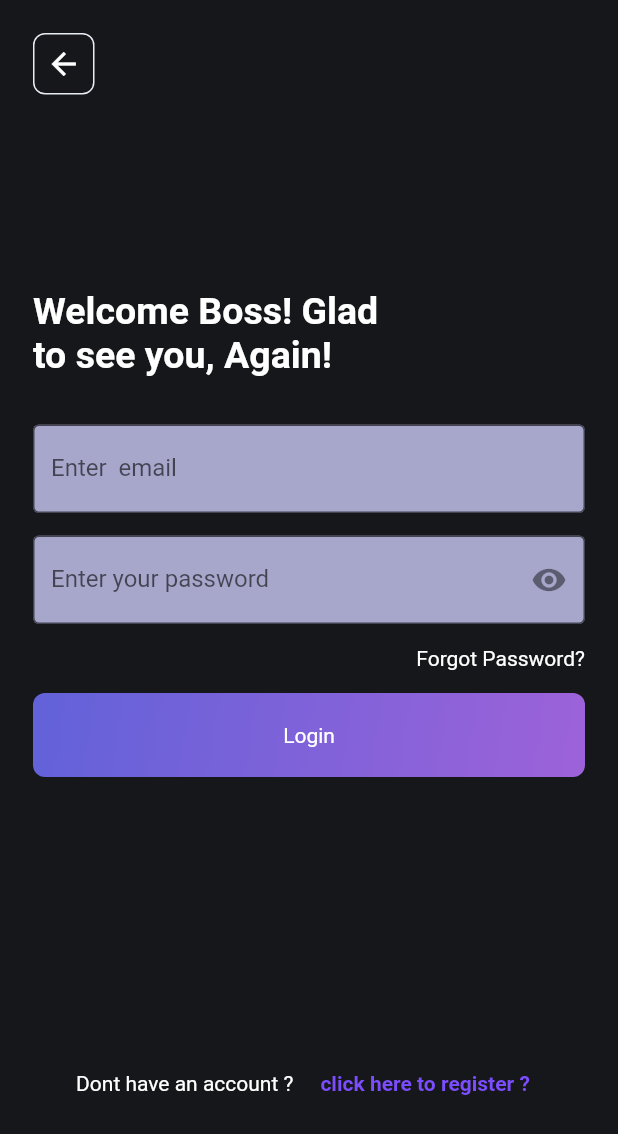
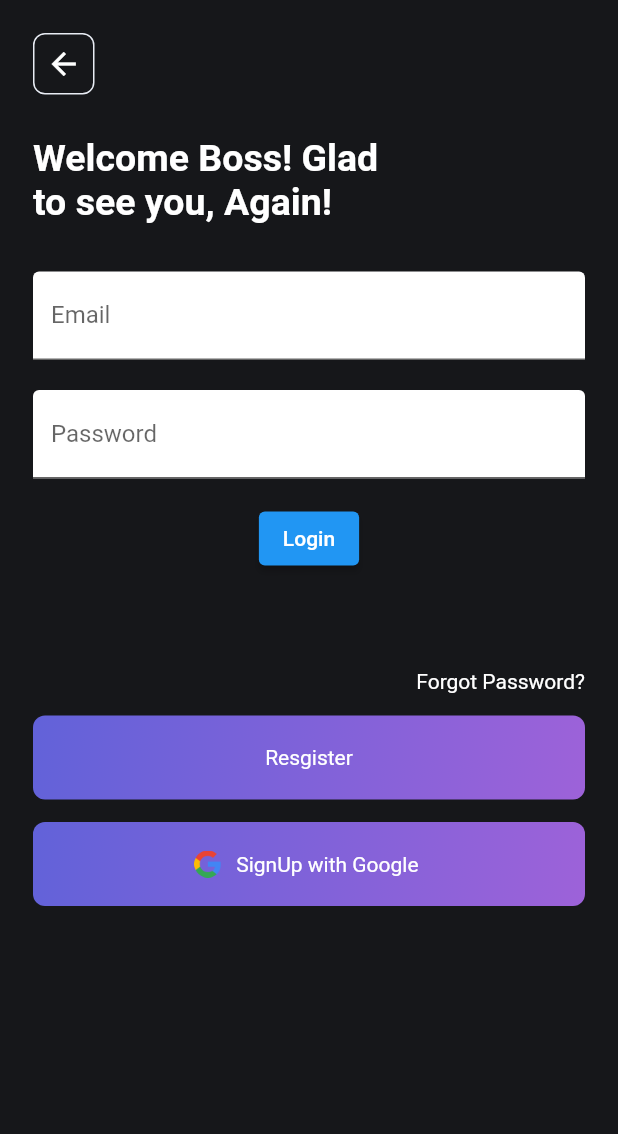
Before and after one commit to samstickkz/projectMain, a Flutter app: the LoginPage screen opened directly, on a phone screen of 412 x 824 dp. Shown: the top 1134 px of the screen. Run offline on Flutter 3.47's test engine with Material 2 defaults, Android fonts, the phone set to English and light mode, and no system bars; our stand-ins replace animated_splash_screen, firebase_auth, firebase_core, flutter_credit_card, flutter_hex_color, google_nav_bar and 4 more; accounts and stored records are empty; network calls fail.

Commit message:
login Auth fix

```diff
--- a/project/lib/authentication/authPage.dart
+++ b/project/lib/authentication/authPage.dart
@@ -1,7 +1,7 @@
 // import 'package:flutter/material.dart';
 // import 'package:project/authentication/register.dart';
 //
-// import 'login.dart';
+// import 'login_main.dart';
 //
 // class AuthPage extends StatefulWidget {
 //   const AuthPage({Key? key}) : super(key: key);
--- a/project/lib/authentication/login.dart
+++ /dev/null
@@ -1,228 +0,0 @@
-import 'package:firebase_auth/firebase_auth.dart';
-import 'package:flutter/material.dart';
-import 'package:flutter_hex_color/flutter_hex_color.dart';
-import 'package:project/authentication/register.dart';
-import 'package:project/screens/login_register_page.dart';
-
-import '../screens/second_route.dart';
-import '../wallet/wallet_dashboard.dart';
-
-class LoginPage extends StatefulWidget {
-  // final VoidCallback showRegisterPage;
-  // const LoginPage({Key? key, required this.showRegisterPage,}) : super(key: key);
-
-  @override
-  State<LoginPage> createState() => _LoginPageState();
-}
-
-class _LoginPageState extends State<LoginPage> {
-  // final _emailcontroller = TextEditingController();
-  // final _passwordcontroller = TextEditingController();
-  //
-  // Future signIn() async{
-  //   await FirebaseAuth.instance.signInWithEmailAndPassword(
-  //       email: _emailcontroller.text.trim(),
-  //       password: _passwordcontroller.text.trim()
-  //   );
-  //
-  // }
-  //
-  // @override
-  // void dispose(){
-  //   super.dispose();
-  //   _passwordcontroller.dispose();
-  //   _emailcontroller.dispose();
-  // }
-  @override
-  Widget build(BuildContext context) {
-    return Scaffold(
-      backgroundColor: HexColor('16171A'),
-      body: SafeArea(
-        child: Padding(
-          padding: const EdgeInsets.all(22.0),
-          child: SingleChildScrollView(
-            child: Column(
-              children: [
-                Row(
-                  children: [
-                    GestureDetector(
-                      onTap: () {
-                        Navigator.push(
-                            context,
-                            MaterialPageRoute(
-                                builder: (context) => const HomePage()));
-                      },
-                      child: Container(
-                        height: 41,
-                        width: 41,
-                        decoration: BoxDecoration(
-                            borderRadius: BorderRadius.circular(8),
-                            border: Border.all(color: HexColor('E8ECF4'))),
-                        child: const Icon(
-                          Icons.arrow_back,
-                          color: Colors.white,
-                        ),
-                      ),
-                    ),
-                  ],
-                ),
-
-                const SizedBox(
-                  height: 130,
-                ),
-
-                Row(
-                  children: [
-                    Column(
-                      crossAxisAlignment: CrossAxisAlignment.start,
-                      children: const [
-                        Text(
-                          'Welcome Boss! Glad',
-                          style: TextStyle(
-                              fontWeight: FontWeight.bold,
-                              fontSize: 25,
-                              color: Colors.white),
-                        ),
-                        Text(
-                          'to see you, Again!',
-                          style: TextStyle(
-                            color: Colors.white,
-                            fontWeight: FontWeight.bold,
-                            fontSize: 25,
-                          ),
-                        ),
-                      ],
-                    ),
-                  ],
-                ),
-
-                const SizedBox(
-                  height: 32,
-                ),
-
-                TextField(
-                  // controller: _emailcontroller,
-                  decoration: InputDecoration(
-                    fillColor: HexColor('A7A7CC'),
-                    filled: true,
-                    labelText: 'Enter  email',
-                    border: const OutlineInputBorder(
-
-                    ),
-                  ),
-                ),
-
-                const SizedBox(
-                  height: 15,
-                ),
-
-                TextField(
-
-                  obscureText: true,
-                  // controller: _passwordcontroller,
-
-                  decoration: InputDecoration(
-                    fillColor: HexColor('A7A7CC'),
-                    filled: true,
-                    labelText: 'Enter your password',
-                    border: const OutlineInputBorder(),
-                    suffixIcon: const Icon(Icons.remove_red_eye_sharp),
-                  ),
-                ),
-                const SizedBox(
-                  height: 15,
-                ),
-
-                Row(
-                  mainAxisAlignment: MainAxisAlignment.end,
-                  children: [
-                    Text(
-                      'Forgot Password?',
-                      style: TextStyle(
-                        color: Colors.white,
-                      ),
-                    ),
-                  ],
-                ),
-
-                SizedBox(
-                  height: 15,
-                ),
-                GestureDetector(
-                  onTap: () {
-                    Navigator.push(
-                      context,
-                      MaterialPageRoute(
-                        builder: (context) => const SecondRoute(),),
-                    );
-                  },
-                  // onTap: signIn,
-                  child: Container(
-                    width: double.infinity,
-                    height: 56,
-                    decoration: BoxDecoration(
-                      gradient: LinearGradient(
-                          begin: Alignment.topLeft,
-                          end: Alignment.bottomRight,
-                          colors: [
-                            HexColor('6262D9'),
-                            HexColor('9D62D9'),
-                          ]),
-
-                      // color: HexColor('1E232C'),
-                      borderRadius: BorderRadius.circular(8),
-                    ),
-                    child: const Center(
-                        child: Text(
-                      'Login',
-                      style: TextStyle(color: Colors.white),
-                    )),
-                  ),
-                ),
-
-
-                SizedBox(
-                  height: 180,
-                ),
-                Row(
-
-
-                  mainAxisAlignment: MainAxisAlignment.center,
-                  children: [
-                    Text(
-                      'Dont have an account ?',
-                      style: TextStyle(
-                        color: Colors.white,
-                        fontSize: 14,
-                      ),
-                    ),
-                    SizedBox(
-                      width: 10,
-                    ),
-                    TextButton(
-                      onPressed: () {
-                        Navigator.push(
-                          context,
-                          MaterialPageRoute(
-                            builder: (context) =>  RegisterPage(),),
-                        );
-                      },
-                      child: Text(
-                        'click here to register ?',
-                        style: TextStyle(
-                          color: Colors.deepPurpleAccent,
-                          fontWeight: FontWeight.bold,
-                          fontSize: 14,
-                        ),
-                      ),
-                    ),
-                  ],
-                ),
-              ],
-            ),
-          ),
-        ),
-      ),
-    );
-  }
-}
--- /dev/null
+++ b/project/lib/authentication/login_main.dart
@@ -0,0 +1,444 @@
+import 'package:flutter/material.dart';
+import 'package:firebase_auth/firebase_auth.dart';
+import 'package:flutter_hex_color/flutter_hex_color.dart';
+import 'package:project/authentication/register.dart';
+
+import '../screens/login_register_page.dart';
+import '../screens/second_route.dart';
+import '../wallet/wallet_dashboard.dart';
+
+class LoginPage extends StatefulWidget {
+  @override
+  _LoginPageState createState() => _LoginPageState();
+}
+
+class _LoginPageState extends State<LoginPage> {
+  final _formKey = GlobalKey<FormState>();
+  final _emailController = TextEditingController();
+  final _passwordController = TextEditingController();
+  bool _isLoading = false;
+  String _errorMessage = '';
+
+  Future<void> _login() async {
+    setState(() {
+      _isLoading = true;
+      _errorMessage = 'we are trying to sign you in baby';
+    });
+
+    try {
+      UserCredential userCredential =
+      await FirebaseAuth.instance.signInWithEmailAndPassword(
+        email: _emailController.text.trim(),
+        password: _passwordController.text.trim(),
+      );
+
+      // user is logged in
+      print('User ${userCredential.user?.email} is logged in');
+
+      // Navigate to the home page
+      Navigator.push(
+        context,
+        MaterialPageRoute(builder: (context) => SecondRoute()),
+      );
+    } on FirebaseAuthException catch (e) {
+      if (e.code == 'user-not-found') {
+        _errorMessage = 'Egbon, goan create an app joh.';
+      } else if (e.code == 'wrong-password') {
+        _errorMessage = 'shey you no know your password ni ?';
+      } else {
+        _errorMessage = e.message!;
+      }
+    } catch (e) {
+      _errorMessage = e.toString();
+    }
+
+    setState(() {
+      _isLoading = false;
+    });
+  }
+
+  @override
+  Widget build(BuildContext context) {
+    return Scaffold(
+      backgroundColor: HexColor('16171A'),
+      body: SafeArea(
+        child: Padding(
+          padding: const EdgeInsets.all(22.0),
+          child: SingleChildScrollView(
+            child: Column(
+
+              children: [
+                Row(
+                  children: [
+                    GestureDetector(
+                      onTap: () {
+                        Navigator.push(context, MaterialPageRoute(builder: (context) => const HomePage()) );
+                      },
+                      child: Container(
+                        height: 41,
+                        width: 41,
+                        decoration: BoxDecoration(
+                            borderRadius: BorderRadius.circular(8),
+                            border: Border.all(color: HexColor('E8ECF4'))
+                        ),
+                        child: const Icon(Icons.arrow_back, color: Colors.white,),
+                      ),
+                    ),
+                  ],
+                ),
+
+                const SizedBox(height: 28,),
+
+                Row(
+                  children: [
+                    Column(
+                      crossAxisAlignment: CrossAxisAlignment.start,
+                      children: const [
+                        Text(
+                          'Welcome Boss! Glad',
+                          style: TextStyle(
+                              fontWeight: FontWeight.bold,
+                              fontSize: 25,
+                              color: Colors.white),
+                        ),
+                        Text(
+                          'to see you, Again!',
+                          style: TextStyle(
+                            color: Colors.white,
+                            fontWeight: FontWeight.bold,
+                            fontSize: 25,
+                          ),
+                        ),
+                      ],
+                    ),
+                  ],
+                ),
+
+                const SizedBox(
+                  height: 32,
+                ),
+
+                Form(
+                  key: _formKey,
+                  child:
+
+                  Column(
+                    mainAxisAlignment: MainAxisAlignment.center,
+                    children: <Widget>[
+                      TextFormField(
+
+                        controller: _emailController,
+                        keyboardType: TextInputType.emailAddress,
+                        decoration: InputDecoration(
+                          filled: true,
+                          fillColor: Colors.white,
+
+                          labelText: 'Email',
+                          hintText: 'Enter your email',
+                        ),
+                        validator: (value) {
+                          if (value?.isEmpty ?? true) {
+                            return 'Email is required';
+                          }
+                          return null;
+                        },
+                      ),
+
+                      SizedBox(height: 20,),
+                      TextFormField(
+                        controller: _passwordController,
+                        obscureText: true,
+                        decoration: InputDecoration(
+                          filled: true,
+                          fillColor: Colors.white,
+                          labelText: 'Password',
+                          hintText: 'Enter your password',
+                        ),
+                        validator: (value) {
+                          if (value?.isEmpty ?? true) {
+
+                          }
+                          return null;
+                        },
+                      ),
+                      SizedBox(height: 16.0),
+                      if (_isLoading)
+                        CircularProgressIndicator()
+                      else
+                        ElevatedButton(
+                          onPressed: () {
+                            if (_formKey.currentState?.validate() ?? false) {
+                              _login();
+                            }
+                          },
+                          child: Text('Login'),
+                        ),
+                      if (_errorMessage != null)
+                        Padding(
+                          padding: const EdgeInsets.symmetric(vertical: 16.0),
+                          child: Text(
+                            _errorMessage,
+                            style: TextStyle(color: Colors.red),
+                          ),
+                        ),
+                    ],
+                  ),
+                ),
+
+                const SizedBox(
+                  height: 15,
+                ),
+
+                Row(
+                  mainAxisAlignment: MainAxisAlignment.end,
+                  children: [
+                    Text(
+                      'Forgot Password?',
+                      style: TextStyle(
+                        color: Colors.white,
+                      ),
+                    ),
+                  ],
+                ),
+
+                SizedBox(
+                  height: 15,
+                ),
+                GestureDetector(
+                  // onTap: signIn,
+                  child: Container(
+                    width: double.infinity,
+                    height: 56,
+                    decoration: BoxDecoration(
+                      gradient: LinearGradient(
+                          begin: Alignment.topLeft,
+                          end: Alignment.bottomRight,
+                          colors: [
+                            HexColor('6262D9'),
+                            HexColor('9D62D9'),
+                          ]),
+
+                      // color: HexColor('1E232C'),
+                      borderRadius: BorderRadius.circular(8),
+                    ),
+                    child: const Center(
+                        child: Text(
+                          'Resgister',
+                          style: TextStyle(color: Colors.white),
+                        )),
+                  ),
+                ),
+                SizedBox(
+                  height: 15,
+                ),
+                GestureDetector(
+                  // onTap: signIn,
+                  child: Container(
+                    width: double.infinity,
+                    height: 56,
+                    decoration: BoxDecoration(
+                      gradient: LinearGradient(
+                          begin: Alignment.topLeft,
+                          end: Alignment.bottomRight,
+                          colors: [
+                            HexColor('6262D9'),
+                            HexColor('9D62D9'),
+                          ]),
+
+                      // color: HexColor('1E232C'),
+                      borderRadius: BorderRadius.circular(8),
+                    ),
+                    child:  Center(
+                        child: Row(
+                          mainAxisAlignment: MainAxisAlignment.center,
+                          children: [
+                            Image.asset('images/Google.png',width: 18,height: 18,),
+                            SizedBox(width: 10,),
+                            Text(
+                              'SignUp with Google ',
+                              style: TextStyle(color: Colors.white),
+                            ),
+                          ],
+                        )),
+                  ),
+                ),
+
+
+                SizedBox(
+                  height: 180,
+                ),
+                Row(
+
+
+                  mainAxisAlignment: MainAxisAlignment.center,
+                  children: [
+                    Text(
+                      'Dont have an account ?',
+                      style: TextStyle(
+                        color: Colors.white,
+                        fontSize: 14,
+                      ),
+                    ),
+                    SizedBox(
+                      width: 10,
+                    ),
+                    TextButton(
+                      onPressed: () {
+                        Navigator.push(
+                          context,
+                          MaterialPageRoute(
+                            builder: (context) =>  RegisterPage(),),
+                        );
+                      },
+                      child: Text(
+                        'click here to register ?',
+                        style: TextStyle(
+                          color: Colors.deepPurpleAccent,
+                          fontWeight: FontWeight.bold,
+                          fontSize: 14,
+                        ),
+                      ),
+                    ),
+                  ],
+                ),
+              ],
+
+            ),
+          ),
+        ),
+      ),
+    );
+  }
+}
+
+
+
+// import 'package:flutter/material.dart';
+// import 'package:firebase_auth/firebase_auth.dart';
+//
+// import '../screens/second_route.dart';
+// import '../wallet/wallet_dashboard.dart';
+//
+// class LoginPage extends StatefulWidget {
+//   @override
+//   _LoginPageState createState() => _LoginPageState();
+// }
+//
+// class _LoginPageState extends State<LoginPage> {
+//   final _formKey = GlobalKey<FormState>();
+//   final _emailController = TextEditingController();
+//   final _passwordController = TextEditingController();
+//   bool _isLoading = false;
+//   String _errorMessage = '';
+//
+//   Future<void> _login() async {
+//     setState(() {
+//       _isLoading = true;
+//       _errorMessage = 'we are trying to sign you in baby';
+//     });
+//
+//     try {
+//       UserCredential userCredential =
+//       await FirebaseAuth.instance.signInWithEmailAndPassword(
+//         email: _emailController.text.trim(),
+//         password: _passwordController.text.trim(),
+//       );
+//
+//       // user is logged in
+//       print('User ${userCredential.user?.email} is logged in');
+//
+//       // Navigate to the home page
+//       Navigator.push(
+//         context,
+//         MaterialPageRoute(builder: (context) => SecondRoute()),
+//       );
+//     } on FirebaseAuthException catch (e) {
+//       if (e.code == 'user-not-found') {
+//         _errorMessage = 'Egbon, goan create an app joh.';
+//       } else if (e.code == 'wrong-password') {
+//         _errorMessage = 'shey you no know your password ni ?';
+//       } else {
+//         _errorMessage = e.message!;
+//       }
+//     } catch (e) {
+//       _errorMessage = e.toString();
+//     }
+//
+//     setState(() {
+//       _isLoading = false;
+//     });
+//   }
+//
+//   @override
+//   Widget build(BuildContext context) {
+//     return Scaffold(
+//
+//       body:
+//       Center(
+//         child: Padding(
+//           padding: const EdgeInsets.all(16.0),
+//           child:
+//           Form(
+//             key: _formKey,
+//             child:
+//
+//             Column(
+//               mainAxisAlignment: MainAxisAlignment.center,
+//               children: <Widget>[
+//                 TextFormField(
+//                   controller: _emailController,
+//                   keyboardType: TextInputType.emailAddress,
+//                   decoration: InputDecoration(
+//                     labelText: 'Email',
+//                     hintText: 'Enter your email',
+//                   ),
+//                   validator: (value) {
+//                     if (value?.isEmpty ?? true) {
+//                       return 'Email is required';
+//                     }
+//                     return null;
+//                   },
+//                 ),
+//                 TextFormField(
+//                   controller: _passwordController,
+//                   obscureText: true,
+//                   decoration: InputDecoration(
+//                     labelText: 'Password',
+//                     hintText: 'Enter your password',
+//                   ),
+//                   validator: (value) {
+//                     if (value?.isEmpty ?? true) {
+//
+//                     }
+//                     return null;
+//                   },
+//                 ),
+//                 SizedBox(height: 16.0),
+//                 if (_isLoading)
+//                   CircularProgressIndicator()
+//                 else
+//                   ElevatedButton(
+//                     onPressed: () {
+//                       if (_formKey.currentState?.validate() ?? false) {
+//                         _login();
+//                       }
+//                     },
+//                     child: Text('Login'),
+//                   ),
+//                 if (_errorMessage != null)
+//                   Padding(
+//                     padding: const EdgeInsets.symmetric(vertical: 16.0),
+//                     child: Text(
+//                       _errorMessage,
+//                       style: TextStyle(color: Colors.red),
+//                     ),
+//                   ),
+//               ],
+//             ),
+//           ),
+//         ),
+//       ),
+//     );
+//   }
+// }
+//
--- a/project/lib/button/button_f.dart
+++ b/project/lib/button/button_f.dart
@@ -1,6 +1,6 @@
 import 'package:flutter/material.dart';
 import 'package:flutter_hex_color/flutter_hex_color.dart';
-import 'package:project/authentication/login.dart';
+import 'package:project/authentication/login_main.dart';
 
 class ButtonF extends StatefulWidget {
   const ButtonF({Key? key}) : super(key: key);
--- a/project/lib/main.dart
+++ b/project/lib/main.dart
@@ -5,6 +5,7 @@ import 'package:firebase_core/firebase_core.dart';
 import 'package:project/screens/login_register_page.dart';
 import 'package:project/authentication/login_verification_route.dart';
 import 'package:page_transition/page_transition.dart';
+import 'package:project/wallet.dart';
 import 'package:project/wallet/wallet_dashboard.dart';
 
 import 'creditcard/get_started.dart';
@@ -35,7 +36,8 @@ class MyApp extends StatelessWidget {
               ],
             ),
           ),
-          nextScreen: WalletHome()),
+          // nextScreen: WalletHome()),
+        nextScreen: WalletHome()),
     );
   }
 }
--- a/project/lib/screens/login_register_page.dart
+++ b/project/lib/screens/login_register_page.dart
@@ -5,7 +5,7 @@ import 'package:project/authentication/register.dart';
 
 
 import '../button/button_f.dart';
-import '../authentication/login.dart';
+import '../authentication/login_main.dart';
 
 class HomePage extends StatefulWidget {
   const HomePage({Key? key}) : super(key: key);
--- a/project/lib/screens/second_route.dart
+++ b/project/lib/screens/second_route.dart
@@ -16,7 +16,8 @@ class SecondRoute extends StatefulWidget {
 
 class _SecondRouteState extends State<SecondRoute> {
   late Timer _timer;
-  late Map<String, dynamic> _cryptoPriceData;
+  Map<String, dynamic> _cryptoPriceData = {};
+
   bool _isLoading = true;
 
   Future<void> fetchCryptoPrice() async {
```
Also changed, not shown: project/lib/wallet.dart (added, +54 -0 lines), 1 other file.
